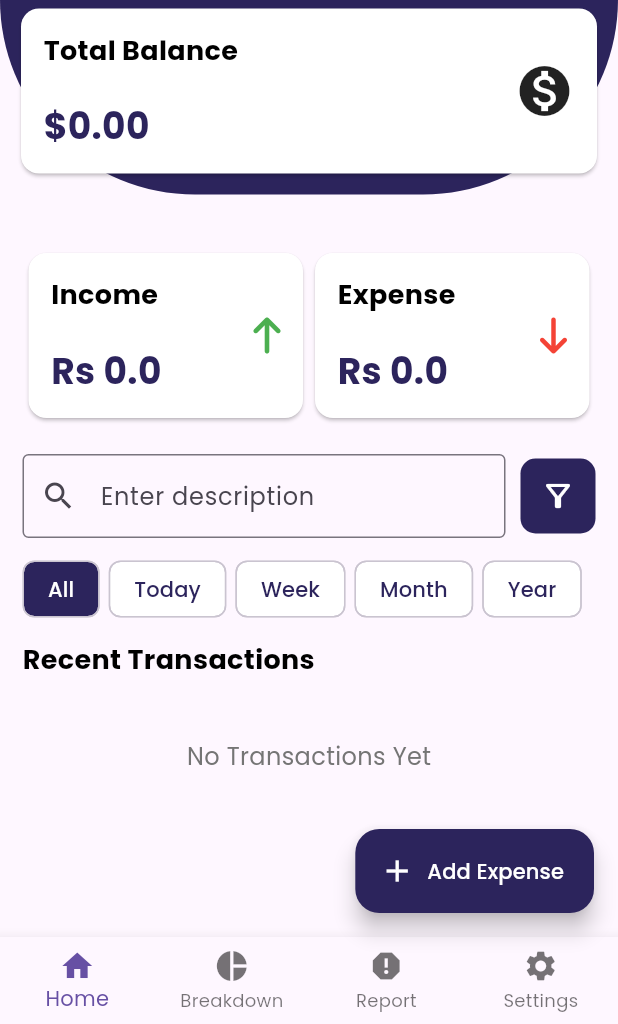
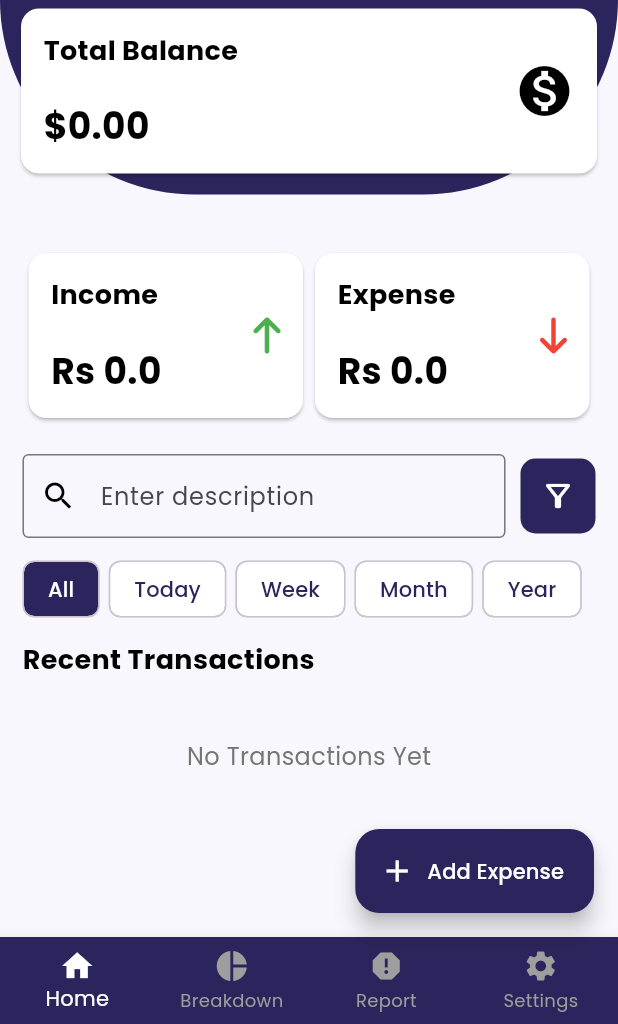
Before and after one commit to Saad-Qadeer007/expense_tracker_latest_version, a Flutter app: the screen it shows after launch, on a phone screen of 412 x 824 dp, the part 212-1236 px from its top. Run offline on Flutter 3.47's test engine with Material 3 defaults, Android fonts, the phone set to English and light mode, and no system bars; our stand-ins replace fl_chart, font_awesome_flutter, google_fonts, shared_preferences.

Commit message:
day 8 : added Theme Functionality

```diff
--- a/lib/Provider/Expense_Provider.dart
+++ b/lib/Provider/Expense_Provider.dart
@@ -75,8 +75,8 @@ class ExpenseProvider extends ChangeNotifier {
 
   // Setting Dark Mode Controller
   void changeTheme() {
-    print("run");
     isDarkMode = !isDarkMode;
+    SaveExpense();
     notifyListeners();
   }
 
@@ -88,6 +88,7 @@ class ExpenseProvider extends ChangeNotifier {
     pref.setDouble("Balance", Balance);
     pref.setDouble("Income", Income);
     pref.setDouble("Expense", Expense);
+    pref.setBool("isDarkMode", isDarkMode);
     final Expenses = expenses.map((e) => e.toJson()).toList();
     final data = jsonEncode(Expenses);
     pref.setString("Expenses", data);
@@ -99,6 +100,7 @@ class ExpenseProvider extends ChangeNotifier {
     Balance = pref.getDouble("Balance") ?? 0.0;
     Income = pref.getDouble("Income") ?? 0.0;
     Expense = pref.getDouble("Expense") ?? 0.0;
+    isDarkMode = pref.getBool("isDarkMode") ?? false;
     final ExpensesString = pref.getString("Expenses") ?? "[]";
     List<dynamic> jsonList = jsonDecode(ExpensesString);
     expenses = jsonList.map((e) => ExpenseModel.fromJson(e)).toList();
--- a/lib/Screens/Add_Expense_Screen.dart
+++ b/lib/Screens/Add_Expense_Screen.dart
@@ -91,7 +91,7 @@ class _AddExpenseScreenState extends State<AddExpenseScreen> {
                 children: [
                   ///////////////////////////////////////////////////////////  Appbar for add expense screen
                   Container(
-                    decoration: BoxDecoration(color: AppColors.primary),
+                    decoration: BoxDecoration(color: provider.isDarkMode ? Colors.black : AppColors.primary),
                     padding: EdgeInsetsGeometry.all(15.0),
                     child: Column(
                       children: [
@@ -176,7 +176,7 @@ class _AddExpenseScreenState extends State<AddExpenseScreen> {
                       ? Container(
                           padding: EdgeInsetsGeometry.all(15.0),
                           decoration: BoxDecoration(
-                            color: Colors.white,
+                            color: provider.isDarkMode ? Colors.grey.shade900 : Colors.white,
                             borderRadius: BorderRadius.circular(10),
                           ),
                           child: Column(
--- a/lib/Screens/Expense_Breakdown_Screen.dart
+++ b/lib/Screens/Expense_Breakdown_Screen.dart
@@ -61,7 +61,7 @@ class _BreakDownScreenState extends State<BreakDownScreen> {
                         Container(
                           padding: EdgeInsetsGeometry.all(15.0),
                           width: double.infinity,
-                          decoration: BoxDecoration(color: AppColors.primary),
+                          decoration: BoxDecoration(color: provider.isDarkMode ? Colors.black : AppColors.primary),
                           child: Row(
                             mainAxisAlignment: MainAxisAlignment.spaceBetween,
                             children: [
@@ -281,7 +281,7 @@ class _BreakDownScreenState extends State<BreakDownScreen> {
                                             expense.expenseTitle![0]
                                                         .toUpperCase() +
                                                     expense.expenseTitle!
-                                                        .substring(1)
+                                                        .substring(1),style: TextStyle(color: provider.isDarkMode ? Colors.white : Colors.black),
                                           ),
                                           subtitle: Text(
                                             "${expense.expenseDate?.year}/${expense.expenseDate?.month}/${expense.expenseDate?.day}"
--- a/lib/Screens/Home_Screen.dart
+++ b/lib/Screens/Home_Screen.dart
@@ -23,7 +23,9 @@ class _HomeScreenState extends State<HomeScreen> {
     // TODO: implement initState
     super.initState();
     context.read<ExpenseProvider>().LoadSaveExpense();
-    context.read<ExpenseProvider>().calculateTotal();
+    WidgetsBinding.instance.addPostFrameCallback((_) {
+      context.read<ExpenseProvider>().calculateTotal();
+    });
   }
 
   @override
@@ -90,7 +92,7 @@ class _HomeScreenState extends State<HomeScreen> {
                         Container(
                           padding: EdgeInsetsGeometry.all(10),
                           decoration: BoxDecoration(
-                            color: AppColors.primary,
+                            color: provider.isDarkMode ? Colors.black : AppColors.primary,
                             borderRadius: BorderRadius.only(
                               bottomLeft: Radius.circular(130),
                               bottomRight: Radius.circular(130),
--- a/lib/Screens/Settings.dart
+++ b/lib/Screens/Settings.dart
@@ -60,7 +60,7 @@ class _SettingsState extends State<Settings> {
                         Container(
                           padding: EdgeInsetsGeometry.all(15.0),
                           width: double.infinity,
-                          decoration: BoxDecoration(color: AppColors.primary),
+                          decoration: BoxDecoration(color: provider.isDarkMode ? Colors.black : AppColors.primary),
                           child: Column(
                             children: [
                               Row(
--- a/lib/Ultilities/App_Themes.dart
+++ b/lib/Ultilities/App_Themes.dart
@@ -9,11 +9,53 @@ class AppThemes {
         ThemeData.light().textTheme,
       ).apply(bodyColor: Colors.black, displayColor: Colors.black),
       cardColor: AppColors.card,
+      iconTheme: IconThemeData(color: Colors.black),
+      iconButtonTheme: IconButtonThemeData(
+        style: IconButton.styleFrom(
+          backgroundColor: Colors.white,
+          foregroundColor: Colors.black,
+        ),
+      ),
+      scaffoldBackgroundColor: AppColors.background,
+      bottomNavigationBarTheme: BottomNavigationBarThemeData(
+        backgroundColor: AppColors.primary,
+        selectedItemColor: Colors.white,
+        unselectedItemColor: Colors.grey,
+      ),
+      inputDecorationTheme: InputDecorationThemeData(
+        hintStyle: TextStyle(color: Colors.grey),
+      ),
+      dialogTheme: DialogThemeData(
+        backgroundColor: Colors.white,
+        titleTextStyle: TextStyle(color: Colors.black),
+        contentTextStyle: TextStyle(color: Colors.black),
+      )
   );
   ThemeData darkTheme = ThemeData(
       textTheme: GoogleFonts.poppinsTextTheme(
         ThemeData.dark().textTheme,
       ).apply(bodyColor: Colors.white, displayColor: Colors.white),
       cardColor: AppColors.darkCard,
+      iconTheme: IconThemeData(color: Colors.white),
+      iconButtonTheme: IconButtonThemeData(
+        style: IconButton.styleFrom(
+          backgroundColor: Colors.black,
+          foregroundColor: Colors.white,
+        ),
+      ),
+      scaffoldBackgroundColor: AppColors.darkBackground,
+      bottomNavigationBarTheme: BottomNavigationBarThemeData(
+        backgroundColor: Colors.black,
+        selectedItemColor: Colors.white,
+        unselectedItemColor: Colors.grey,
+      ),
+      inputDecorationTheme: InputDecorationThemeData(
+        hintStyle: TextStyle(color: Colors.grey),
+      ),
+      dialogTheme: DialogThemeData(
+        backgroundColor: Colors.grey.shade900,
+        titleTextStyle: TextStyle(color: Colors.white),
+        contentTextStyle: TextStyle(color: Colors.white),
+      )
   );
 }
--- a/lib/Widgets/BreakDown_Chips_By_Catagory.dart
+++ b/lib/Widgets/BreakDown_Chips_By_Catagory.dart
@@ -21,9 +21,10 @@ class _BreakdownChipsByCatagoryState extends State<BreakdownChipsByCatagory> {
     return Consumer<ExpenseProvider>(
       builder: (context, provider, child) {
         return Card(
+          color: Theme.of(context).cardColor,
           child: Container(
             decoration: BoxDecoration(
-              color: AppColors.primary,
+              color: provider.isDarkMode ? Colors.grey.shade900 : AppColors.primary,
               borderRadius: BorderRadius.circular(15),
             ),
             padding: EdgeInsetsGeometry.symmetric(horizontal: 0, vertical: 20),
--- a/lib/Widgets/Icome_Expense_Card.dart
+++ b/lib/Widgets/Icome_Expense_Card.dart
@@ -20,7 +20,7 @@ class _IncomeExpenseCardState extends State<IncomeExpenseCard> {
   @override
   Widget build(BuildContext context) {
     return Card(
-      color: AppColors.card,
+      color: Theme.of(context).cardColor,
       child: Padding(
         padding: EdgeInsetsGeometry.all(15.0),
         child: Row(
@@ -39,7 +39,6 @@ class _IncomeExpenseCardState extends State<IncomeExpenseCard> {
                   style: TextStyle(
                     fontSize: 24,
                     fontWeight: FontWeight.bold,
-                    color: AppColors.primary,
                   ),
                 ),
               ],
--- a/lib/Widgets/Show_Balance_Card.dart
+++ b/lib/Widgets/Show_Balance_Card.dart
@@ -16,7 +16,7 @@ class _ShowBalanceCardState extends State<ShowBalanceCard> {
   @override
   Widget build(BuildContext context) {
     return Card(
-      color: AppThemes().lightTheme.cardColor,
+      color: Theme.of(context).cardColor,
       child: Consumer<ExpenseProvider>(
         builder: (context, expenseProvider, child) {
           return Padding(
@@ -39,7 +39,6 @@ class _ShowBalanceCardState extends State<ShowBalanceCard> {
                       style: TextStyle(
                         fontSize: 24,
                         fontWeight: FontWeight.bold,
-                        color: AppColors.primary,
                       ),
                     ),
                   ],
--- a/lib/Widgets/Transactions_Card.dart
+++ b/lib/Widgets/Transactions_Card.dart
@@ -33,7 +33,7 @@ class _TransactionsCardState extends State<TransactionsCard> {
       builder: (context, provider, child) {
         return widget.expenseTitle?.toLowerCase() == "income"
             ? Card(
-                color: AppColors.card,
+                color: Theme.of(context).cardColor,
                 child: Padding(
                   padding: EdgeInsetsGeometry.all(15.0),
                   child: Row(
@@ -290,7 +290,7 @@ class _TransactionsCardState extends State<TransactionsCard> {
                   );
                 },
                 child: Card(
-                  color: AppColors.card,
+                  color: Theme.of(context).cardColor,
                   child: Padding(
                     padding: EdgeInsetsGeometry.all(15.0),
                     child: Row(
```
Also changed, not shown: lib/Widgets/Settings_SubHeading_Cards.dart (+9 -2 lines). Lines whose indentation alone changed are shown as unchanged.
